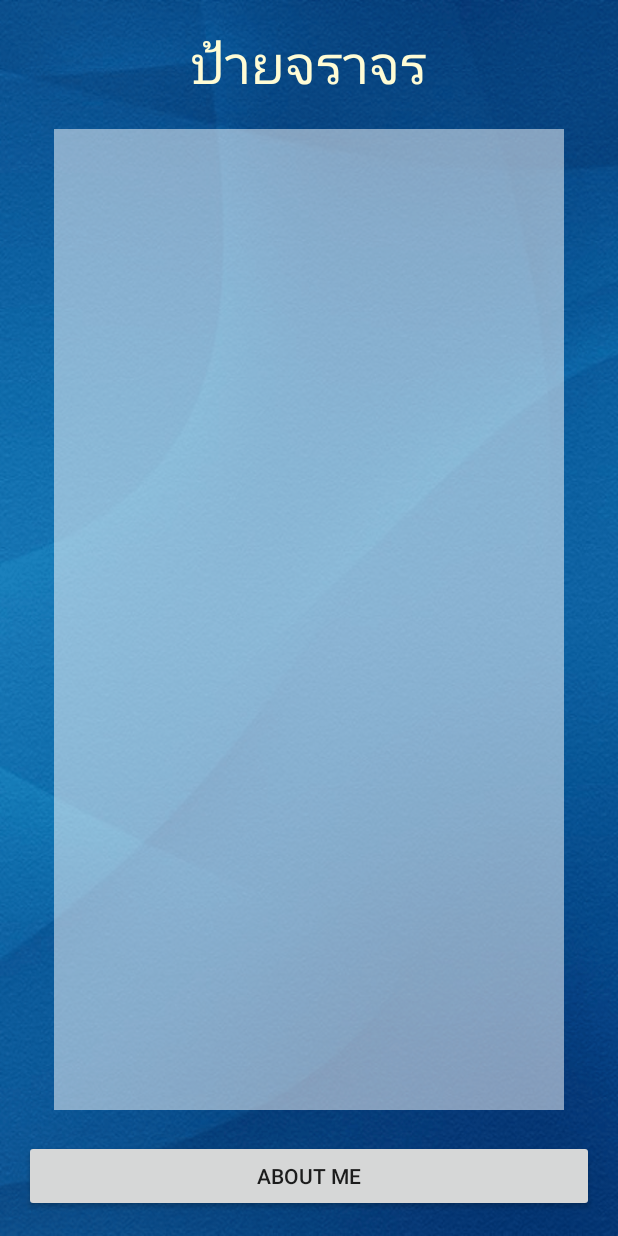
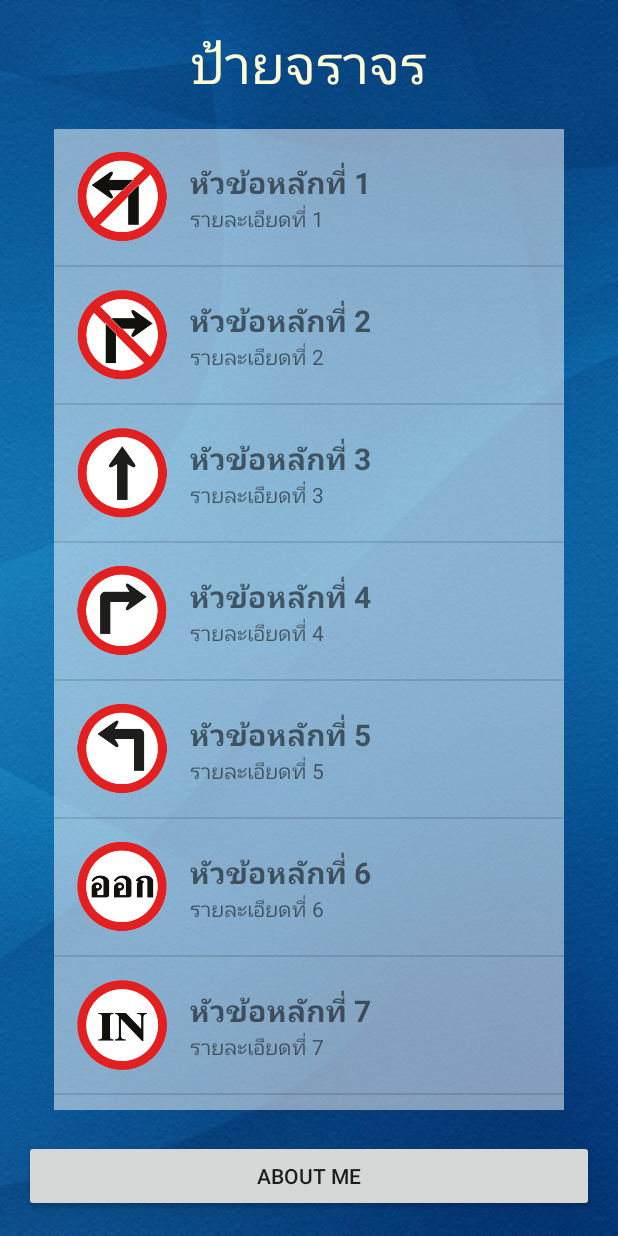
Before and after one commit to pheng9/My-Traffic, an Android app: the screen it shows after launch (MainActivity), on a phone screen of 412 x 824 dp. Run offline under Robolectric (Android 15) with nearby library versions, the phone set to English and light mode, and no system bars.

Commit message:
Design UI Detail Finish

```diff
--- a/app/src/main/AndroidManifest.xml
+++ b/app/src/main/AndroidManifest.xml
@@ -15,6 +15,7 @@
                 <category android:name="android.intent.category.LAUNCHER" />
             </intent-filter>
         </activity>
+        <activity android:name=".DetailActivity"></activity>
     </application>
 
 </manifest>
--- a/app/src/main/java/thailand/cns/pheng/mytraffic/MainActivity.java
+++ b/app/src/main/java/thailand/cns/pheng/mytraffic/MainActivity.java
@@ -6,6 +6,7 @@ import android.net.Uri;
 import android.support.v7.app.AppCompatActivity;
 import android.os.Bundle;
 import android.view.View;
+import android.widget.AdapterView;
 import android.widget.Button;
 import android.widget.ListView;
 
@@ -42,6 +43,55 @@ public class MainActivity extends AppCompatActivity {
             }   // onClick
         });
 
+        // Create ListVIew]
+        // 1. Setter Array Simple
+        final int[] iconInts = new int[20];
+        iconInts[0] = R.drawable.traffic_01;
+        iconInts[1] = R.drawable.traffic_02;
+        iconInts[2] = R.drawable.traffic_03;
+        iconInts[3] = R.drawable.traffic_04;
+        iconInts[4] = R.drawable.traffic_05;
+        iconInts[5] = R.drawable.traffic_06;
+        iconInts[6] = R.drawable.traffic_07;
+        iconInts[7] = R.drawable.traffic_08;
+        iconInts[8] = R.drawable.traffic_09;
+        iconInts[9] = R.drawable.traffic_10;
+        iconInts[10] = R.drawable.traffic_11;
+        iconInts[11] = R.drawable.traffic_12;
+        iconInts[12] = R.drawable.traffic_13;
+        iconInts[13] = R.drawable.traffic_14;
+        iconInts[14] = R.drawable.traffic_15;
+        iconInts[15] = R.drawable.traffic_16;
+        iconInts[16] = R.drawable.traffic_17;
+        iconInts[17] = R.drawable.traffic_18;
+        iconInts[18] = R.drawable.traffic_19;
+        iconInts[19] = R.drawable.traffic_20;
+
+        // 2. Call Value from XML
+        final String[] nameStrings = getResources().getStringArray(R.array.name);
+
+        // 3. Call Value from Java
+        MyData myData = new MyData();   // Create object or instance
+        String[] detailStrings = myData.getDetailStrings();
+
+        // Inheritate to MyAdapter
+        MyAdapter myAdapter = new MyAdapter(this, iconInts, nameStrings, detailStrings);
+        trafficListView.setAdapter(myAdapter);
+
+        // Intent to Detail when Click
+        trafficListView.setOnItemClickListener(new AdapterView.OnItemClickListener() {
+            @Override
+            public void onItemClick(AdapterView<?> parent, View view, int position, long id) {
+
+                Intent intent = new Intent(MainActivity.this, DetailActivity.class);
+                intent.putExtra("Name", nameStrings[position]);
+                intent.putExtra("Icon", iconInts[position]);
+                intent.putExtra("Index", position);
+                startActivity(intent);
+
+            }   // onItemClick
+        });
+
     }   // Main Method
 
 }   // Main Class นี่คือ คลาสหลัก
--- /dev/null
+++ b/app/src/main/java/thailand/cns/pheng/mytraffic/MyData.java
@@ -0,0 +1,19 @@
+package thailand.cns.pheng.mytraffic;
+
+/**
+ * Created by User on 3/7/2559.
+ */
+public class MyData {
+
+    // Explicit
+    private String[] detailStrings = new String[]{"รายละเอียดที่ 1",
+            "รายละเอียดที่ 2", "รายละเอียดที่ 3", "รายละเอียดที่ 4", "รายละเอียดที่ 5",
+            "รายละเอียดที่ 6", "รายละเอียดที่ 7", "รายละเอียดที่ 8", "รายละเอียดที่ 9",
+            "รายละเอียดที่ 10", "รายละเอียดที่ 11", "รายละเอียดที่ 12", "รายละเอียดที่ 13",
+            "รายละเอียดที่ 14", "รายละเอียดที่ 15", "รายละเอียดที่ 16", "รายละเอียดที่ 17",
+            "รายละเอียดที่ 18", "รายละเอียดที่ 19", "รายละเอียดที่ 20"};
+
+    public String[] getDetailStrings() {
+        return detailStrings;
+    }
+}   // Main Class
--- a/app/src/main/res/layout/my_listview.xml
+++ b/app/src/main/res/layout/my_listview.xml
@@ -4,8 +4,8 @@
     android:layout_height="wrap_content">
 
     <ImageView
-        android:layout_width="120dp"
-        android:layout_height="120dp"
+        android:layout_width="60dp"
+        android:layout_height="60dp"
         android:id="@+id/imageView"
         android:layout_margin="15dp" />
 
@@ -20,14 +20,13 @@
             android:layout_height="wrap_content"
             android:text="New Text"
             android:id="@+id/textView2"
-            android:textSize="@dimen/h1"
+            android:textSize="@dimen/h2"
             android:textStyle="bold" />
 
         <TextView
             android:layout_width="wrap_content"
             android:layout_height="wrap_content"
             android:text="New Text"
-            android:id="@+id/textView3"
-            android:textSize="@dimen/h2" />
+            android:id="@+id/textView3" />
     </LinearLayout>
 </LinearLayout>
--- /dev/null
+++ b/app/src/main/res/values/my_data.xml
@@ -0,0 +1,29 @@
+<?xml version="1.0" encoding="utf-8"?>
+<resources>
+
+    <string-array name="name">
+
+        <item>หัวข้อหลักที่ 1</item>
+        <item>หัวข้อหลักที่ 2</item>
+        <item>หัวข้อหลักที่ 3</item>
+        <item>หัวข้อหลักที่ 4</item>
+        <item>หัวข้อหลักที่ 5</item>
+        <item>หัวข้อหลักที่ 6</item>
+        <item>หัวข้อหลักที่ 7</item>
+        <item>หัวข้อหลักที่ 8</item>
+        <item>หัวข้อหลักที่ 9</item>
+        <item>หัวข้อหลักที่ 10</item>
+        <item>หัวข้อหลักที่ 11</item>
+        <item>หัวข้อหลักที่ 12</item>
+        <item>หัวข้อหลักที่ 13</item>
+        <item>หัวข้อหลักที่ 14</item>
+        <item>หัวข้อหลักที่ 15</item>
+        <item>หัวข้อหลักที่ 16</item>
+        <item>หัวข้อหลักที่ 17</item>
+        <item>หัวข้อหลักที่ 18</item>
+        <item>หัวข้อหลักที่ 19</item>
+        <item>หัวข้อหลักที่ 20</item>
+
+    </string-array>
+
+</resources>
```
Also changed, not shown: app/src/main/java/thailand/cns/pheng/mytraffic/DetailActivity.java (added, +13 -0 lines), app/src/main/res/layout/activity_detail.xml (added, +55 -0 lines).
